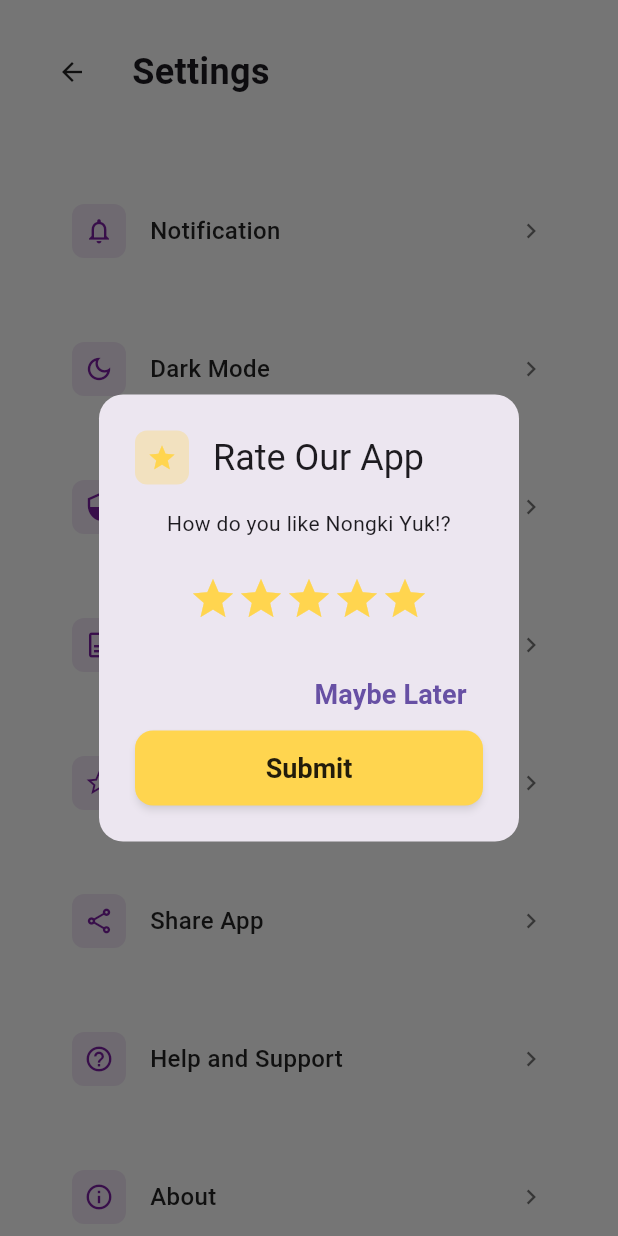
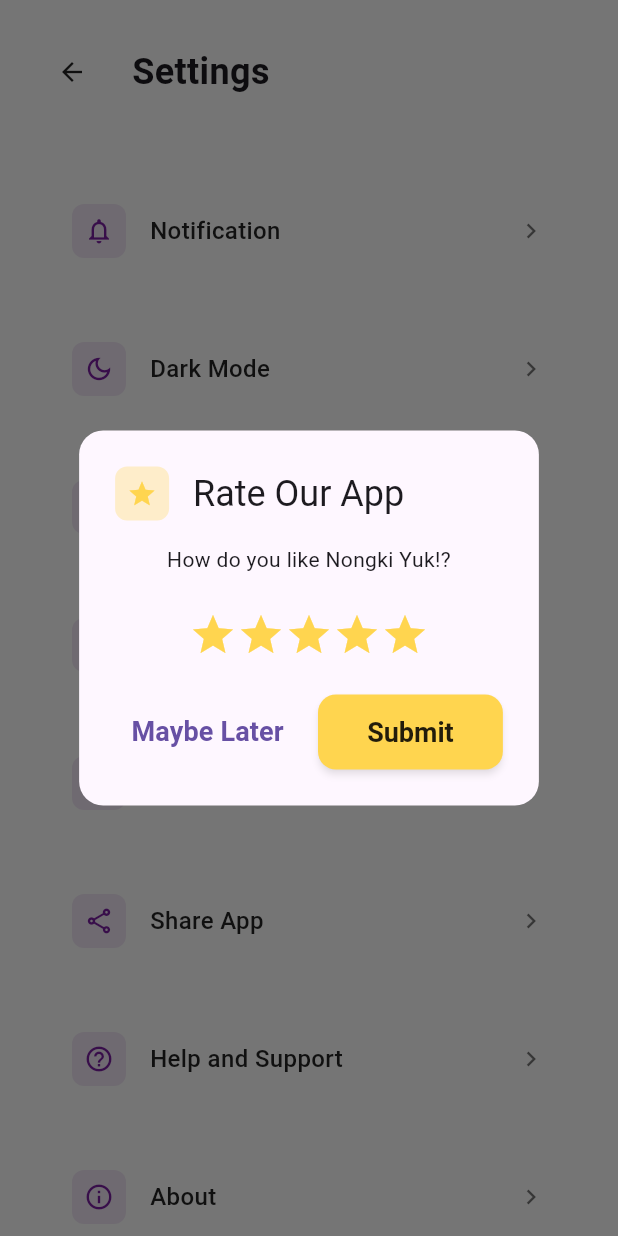
Before and after one commit to Jihan97ux/nongki_yuk, a Flutter app: the SettingsPage screen opened directly, after a tap on "Rate App", on a phone screen of 412 x 824 dp. Run offline on Flutter 3.47's test engine with Material 3 defaults, Android fonts, the light colour scheme and no system bars; our stand-ins replace cloud_firestore, firebase_auth, firebase_core, flutter_dotenv, geolocator, image_picker; accounts and stored records are empty; network calls fail.

Commit message:
update dark mode dikit

```diff
--- a/lib/visitor/pages/review_page.dart
+++ b/lib/visitor/pages/review_page.dart
@@ -53,7 +53,9 @@
           style: const TextStyle(color: Colors.black, fontWeight: FontWeight.bold)
         ),
       ),
-      body: Padding(
+      resizeToAvoidBottomInset: true,
+      body: SingleChildScrollView(
+        child: Padding(
           padding: const EdgeInsets.all(24),
           child: Column(
             crossAxisAlignment: CrossAxisAlignment.center,
@@ -143,6 +145,7 @@
             ],
           ),
         ),
+      ),
     );
   }
 }
--- a/lib/visitor/pages/selected_place.dart
+++ b/lib/visitor/pages/selected_place.dart
@@ -565,7 +565,7 @@
       builder: (BuildContext context) {
         return Dialog(
           shape: RoundedRectangleBorder(borderRadius: BorderRadius.circular(32)),
-          backgroundColor: AppColors.customPurpleLight,
+          backgroundColor: AppColors.customWhite,
           child: Padding(
             padding: const EdgeInsets.all(24),
             child: Column(
--- a/lib/visitor/pages/settings_page.dart
+++ b/lib/visitor/pages/settings_page.dart
@@ -242,6 +242,7 @@
     showDialog(
       context: context,
       builder: (context) => AlertDialog(
+        backgroundColor: Theme.of(context).dialogBackgroundColor,
         shape: RoundedRectangleBorder(
           borderRadius: BorderRadius.circular(AppDimensions.radiusL),
         ),
@@ -259,7 +260,9 @@
             const Text('Terms and Conditions'),
           ],
         ),
-        content: SingleChildScrollView(
+        content: ConstrainedBox(
+          constraints: BoxConstraints(maxWidth: 350),
+          child: SingleChildScrollView(
             child: Column(
               crossAxisAlignment: CrossAxisAlignment.start,
               children: [
@@ -283,6 +286,7 @@
               ],
             ),
           ),
+        ),
         actions: [
           TextButton(
             onPressed: () => Navigator.pop(context),
@@ -297,6 +301,7 @@
     showDialog(
       context: context,
       builder: (context) => AlertDialog(
+        backgroundColor: Theme.of(context).dialogBackgroundColor,
         shape: RoundedRectangleBorder(
           borderRadius: BorderRadius.circular(AppDimensions.radiusL),
         ),
@@ -314,8 +319,11 @@
             const Text('Rate Our App'),
           ],
         ),
-        content: Column(
+        content: ConstrainedBox(
+          constraints: BoxConstraints(maxWidth: 350),
+          child: Column(
             mainAxisSize: MainAxisSize.min,
+            crossAxisAlignment: CrossAxisAlignment.center,
             children: [
               Text(
                 'How do you like Nongki Yuk!?',
@@ -333,14 +341,18 @@
                   );
                 }),
               ),
-          ],
-        ),
-        actions: [
-          TextButton(
+              const SizedBox(height: AppDimensions.paddingL),
+              Row(
+                children: [
+                  Expanded(
+                    child: TextButton(
                       onPressed: () => Navigator.pop(context),
                       child: const Text('Maybe Later'),
                     ),
-          ElevatedButton(
+                  ),
+                  const SizedBox(width: 12),
+                  Expanded(
+                    child: ElevatedButton(
                       onPressed: () {
                         Navigator.pop(context);
                         ErrorHandler.showSuccessSnackBar(
@@ -350,7 +362,12 @@
                       },
                       child: const Text('Submit'),
                     ),
+                  ),
                 ],
+              ),
+            ],
+          ),
+        ),
       ),
     );
   }
@@ -555,6 +572,7 @@
     showDialog(
       context: context,
       builder: (context) => AlertDialog(
+        backgroundColor: Theme.of(context).dialogBackgroundColor,
         shape: RoundedRectangleBorder(
           borderRadius: BorderRadius.circular(AppDimensions.radiusL),
         ),
@@ -574,7 +592,10 @@
             const Text('About Nongki Yuk!'),
           ],
         ),
-        content: Column(
+        content: ConstrainedBox(
+          constraints: BoxConstraints(maxWidth: 350),
+          child: SingleChildScrollView(
+            child: Column(
               mainAxisSize: MainAxisSize.min,
               crossAxisAlignment: CrossAxisAlignment.start,
               children: [
@@ -604,6 +625,8 @@
                   style: AppTextStyles.caption,
                 ),
               ],
+            ),
+          ),
         ),
         actions: [
           TextButton(
--- a/lib/visitor/widgets/home_content.dart
+++ b/lib/visitor/widgets/home_content.dart
@@ -68,6 +68,8 @@
                 horizontal: AppDimensions.paddingM,
                 vertical: AppDimensions.paddingS,
               ),
+              child: SingleChildScrollView(
+                scrollDirection: Axis.horizontal,
                 child: Row(
                   children: [
                     _buildTab(
@@ -86,6 +88,7 @@
                       appState.selectedFilter == PlaceFilter.latest,
                     ),
                   ],
+                ),
               ),
             ),
 
--- a/lib/visitor/widgets/home_header.dart
+++ b/lib/visitor/widgets/home_header.dart
@@ -183,6 +183,9 @@
                   ),
                   onChanged: _onSearchChanged,
                   textInputAction: TextInputAction.search,
+                  onEditingComplete: () {
+                    FocusScope.of(context).unfocus();
+                  },
                 ),
               );
             },
```
Lines whose indentation alone changed are shown as unchanged.
